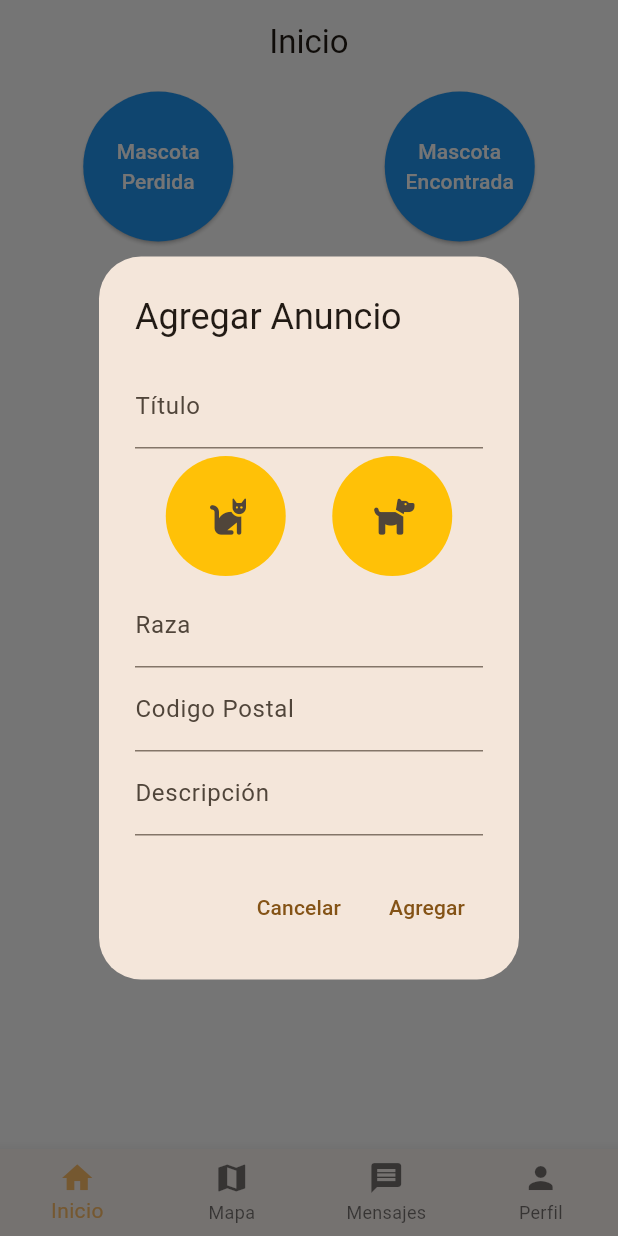
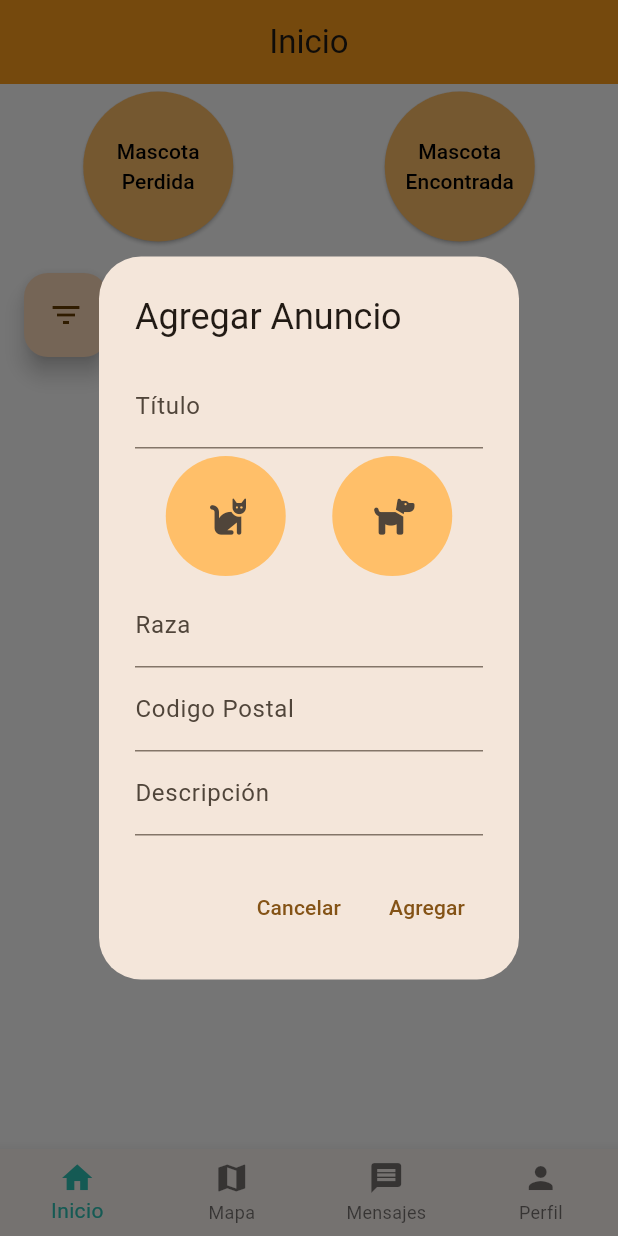
Before and after one commit to melina-r/PerdidosYA, a Flutter app: the screen it shows after launch, after a tap on "Iniciar Sesion", after a tap on "Mascota Perdida", on a phone screen of 412 x 824 dp. Run offline on Flutter 3.47's test engine with Material 3 defaults, Android fonts, the phone set to English and light mode, and no system bars; our stand-ins replace cloud_firestore, firebase_core, font_awesome_flutter, image_picker; accounts and stored records are empty.

Commit message:
ahora se ven las dos bases de datos

```diff
--- a/lib/inicio.dart
+++ b/lib/inicio.dart
@@ -19,7 +19,11 @@ class Inicio extends StatefulWidget {
 class _InicioState extends State<Inicio> {
   int _selectedIndex = 0;
   final int perdido = 0;
-  final int encontrado = 0;
+  final int encontrado = 1;
+  final bool mostrarBasePerdidos = true;
+  final bool mostrarBaseEncontrados = true;
+  final String baseMostrada = "Mascotas perdidas";
+  final String queryLista = "";
 
   void _onItemTapped(int index) {
   if (index == 4) { // "Perfil"
@@ -37,10 +41,13 @@ class _InicioState extends State<Inicio> {
 
   void _agregarAnuncio(String titulo, String descripcion, String zona, String especie, String raza, int tipoAnuncio) {
     String tablaBaseDeDatos = '';
-    if(tipoAnuncio == this.perdido){
+    if(tipoAnuncio == perdido){
         tablaBaseDeDatos = 'Mascotas perdidas';
     }
-    else if(tipoAnuncio == this.encontrado){
+    else if(tipoAnuncio == encontrado){
+      ScaffoldMessenger.of(context).showSnackBar(
+                  SnackBar(content: Text('Agrgando a encontrados')),
+                );
       tablaBaseDeDatos = 'Mascotas encontradas';
     }
     FirebaseFirestore.instance.collection(tablaBaseDeDatos).add({
@@ -104,10 +111,10 @@ class _InicioState extends State<Inicio> {
                               });
                             },
                             style: IconButton.styleFrom(
-                              backgroundColor: botonGatoPresionado?Colors.blue:Colors.amber
+                              backgroundColor: botonGatoPresionado?colorPrincipalDos:colorSecundarioUno
                             ),
-                            splashColor: Colors.red.withOpacity(0.5),
-                            highlightColor: Colors.red.withOpacity(0.3),
+                            splashColor: colorTerciario.withOpacity(0.5),
+                            highlightColor: colorTerciario.withOpacity(0.3),
                           ),
                         ),
                         Container(
@@ -123,11 +130,11 @@ class _InicioState extends State<Inicio> {
                               });
                             },
                             style: IconButton.styleFrom(
-                              backgroundColor: botonPerroPresionado?Colors.blue:Colors.amber
+                              backgroundColor: botonPerroPresionado?colorPrincipalDos:colorSecundarioUno
                             ),
 
-                            splashColor: Colors.red.withOpacity(0.5),
-                            highlightColor: Colors.red.withOpacity(0.3),
+                            splashColor: colorTerciario.withOpacity(0.5),
+                            highlightColor: colorTerciario.withOpacity(0.3),
                           ),
                         ),
                       ],
@@ -209,6 +216,7 @@ void _mostrarAnuncio(String titulo, String descripcion, String zona, String espe
       context: context,
       builder: (BuildContext context) {
         return AlertDialog(
+          backgroundColor: colorTerciario,
           title: Center(child: Text(titulo),),
           content:anuncioShowAlert(titulo, descripcion, zona, especie, raza),
           actions: [
@@ -230,14 +238,135 @@ void _mostrarAnuncio(String titulo, String descripcion, String zona, String espe
     );
   }
 
+ void _mostrarFiltros() {
 
+    showDialog(
+      context: context,
+      builder: (BuildContext context) {
+        return AlertDialog(
+          backgroundColor: colorTerciario,
+          title: Center(child: Text('hola'),),
+          content:Center(child: Text('hola'),),
+          actions: [
+            TextButton(
+              onPressed: () {
+                Navigator.of(context).pop();
+              },
+              child: const Text('Cancelar'),
+            ),
+            TextButton(
+              onPressed: () {
+                Navigator.of(context).pop();
+              },
+              child: const Text('Mandar Mensaje'),
+            ),
+          ],
+        );
+      },
+    );
+  }
+
+
+Widget listasCombinadas() {
+    return StreamBuilder<QuerySnapshot>(
+      stream: FirebaseFirestore.instance
+          .collection('Mascotas perdidas')
+          .orderBy('timestamp', descending: true)
+          .snapshots(),
+      builder: (context, lostSnapshot) {
+        if (!lostSnapshot.hasData) {
+          return Center(child: CircularProgressIndicator()); // **Retorno de cargador mientras no hay datos**
+        }
+
+        return StreamBuilder<QuerySnapshot>(
+          stream: FirebaseFirestore.instance
+              .collection('Mascotas encontradas')
+              .orderBy('timestamp', descending: true)
+              .snapshots(),
+          builder: (context, foundSnapshot) {
+            if (!foundSnapshot.hasData) {
+              return Center(child: CircularProgressIndicator()); // **Retorno de cargador mientras no hay datos**
+            }
+            List<QueryDocumentSnapshot<Object?>>  lostAlerts = [];
+            List<QueryDocumentSnapshot<Object?>> foundAlerts = [];
+            if(mostrarBasePerdidos){
+              lostAlerts = lostSnapshot.data!.docs;
+            }
+            if(mostrarBaseEncontrados){
+              foundAlerts = foundSnapshot.data!.docs;
+            }
+
+            List<Widget> combinedAlerts = [];
+
+            // Agregar mascotas perdidas
+            for (var alert in lostAlerts) {
+              final alertData = alert.data() as Map<String, dynamic>;
+              final titulo = alertData['titulo'];
+              final descripcion = alertData['descripcion'];
+              final raza = alertData['raza'];
+              final especie = alertData['especie'];
+              final zona = alertData['Zona'];
+              final user = alertData['user'];
+
+              combinedAlerts.add(
+                Padding(
+                  padding: const EdgeInsets.all(8.0),
+                  child: Card(
+                    child: ListTile(
+                      title: Text(user, style: TextStyle(fontWeight: FontWeight.bold)),
+                      subtitle: Text(titulo),
+                      onTap: (){
+                        _mostrarAnuncio('$titulo', '$descripcion', '$zona', '$especie', '$raza' );},
+                    ),
+                  ),
+                ),
+              );
+            }
+
+            // Agregar mascotas encontradas
+            for (var alert in foundAlerts) {
+              final alertData = alert.data() as Map<String, dynamic>;
+              final titulo = alertData['titulo'];
+              final descripcion = alertData['descripcion'];
+              final raza = alertData['raza'];
+              final especie = alertData['especie'];
+              final zona = alertData['Zona'];
+              final user = alertData['user'];
+
+              combinedAlerts.add(
+                Padding(
+                  padding: const EdgeInsets.all(8.0),
+                  child: Card(
+                    child: ListTile(
+                      title: Text(user, style: TextStyle(fontWeight: FontWeight.bold)),
+                      subtitle: Text(titulo),
+                      onTap: (){
+
+                        _mostrarAnuncio('$titulo', '$descripcion', '$zona', '$especie', '$raza' );},
+                    ),
+                  ),
+                ),
+              );
+            }
+            return ListView(children: combinedAlerts); // **Retorno de la lista combinada**
+          },
+        );
+      },
+    );
+  }
+
+
+
+Expanded listasFiltradas(){
+      return Expanded(child: listasCombinadas());
+}
 
 
   @override
   Widget build(BuildContext context) {
     return Scaffold(
       appBar: AppBar(
-        backgroundColor: colorTerciario,
+        backgroundColor: colorPrincipalUno ,
         title: Center(child: Text('Inicio'),),
         automaticallyImplyLeading: false,
       ),
@@ -263,8 +392,8 @@ void _mostrarAnuncio(String titulo, String descripcion, String zona, String espe
                     },
                     child: Text('Mascota Perdida', textAlign: TextAlign.center),// Texto del botón
                     style: ElevatedButton.styleFrom(
-                      backgroundColor: Colors.blue, // Color de fondo
-                      foregroundColor: Colors.white, // Color del texto
+                      backgroundColor: colorSecundarioUno, // Color de fondo
+                      foregroundColor: Colors.black, // Color del texto
                       shape: CircleBorder(),
                     ),
                   ),
@@ -278,8 +407,8 @@ void _mostrarAnuncio(String titulo, String descripcion, String zona, String espe
                     },
                     child: Text('Mascota Encontrada', textAlign: TextAlign.center,),// Texto del botón
                     style: ElevatedButton.styleFrom(
-                      backgroundColor: Colors.blue, // Color de fondo
-                      foregroundColor: Colors.white, // Color del texto
+                      backgroundColor: colorSecundarioUno, // Color de fondo
+                      foregroundColor: Colors.black, // Color del texto
                       shape: CircleBorder(),
                     ),
                   ),
@@ -288,50 +417,19 @@ void _mostrarAnuncio(String titulo, String descripcion, String zona, String espe
             ),
           ),
         ),
-          Expanded(child: StreamBuilder<QuerySnapshot>(
-            stream: FirebaseFirestore.instance
-                .collection('Mascotas perdidas')
-                .orderBy('timestamp', descending: true)
-                .snapshots(),
-            builder: (context, snapshot) {
-              if (!snapshot.hasData) {
-                return Center(child: CircularProgressIndicator());
-              }
-
-              final alerts = snapshot.data!.docs;
-
-              List<Widget> alertWidgets = [];
-              for (var alert in alerts) {
-                final alertData = alert.data() as Map<String, dynamic>;
-                final titulo = alertData['titulo'];
-                final descripcion = alertData['descripcion'];
-                final raza = alertData['raza'];
-                final especie = alertData['especie'];
-                final zona = alertData['Zona'];
-                final user = alertData['user'];
-
-
-                final alertWidget = Padding(
-                  padding: const EdgeInsets.all(8.0),
-                  child: Card(
-                    child: ListTile(
-                      title: Text('$user: $titulo', style: TextStyle(fontWeight: FontWeight.bold)),
-                      onTap: (){
-
-                        _mostrarAnuncio('$titulo', '$descripcion', '$zona', '$especie', '$raza' );},
-                    ),
-                  ),
-                );
-
-                alertWidgets.add(alertWidget);
-              }
-
-              return ListView(
-                children: alertWidgets,
-              );
-            },
-          ),
+        Align(
+            alignment: Alignment.bottomLeft, // Alinea el botón a la izquierda
+            child: Padding(
+              padding: const EdgeInsets.all(16.0),
+              child: FloatingActionButton(
+                onPressed: () {
+                _mostrarFiltros();
+              },
+            child: Icon(Icons.filter_list),
+            ),
+          )
         ),
+        listasFiltradas(),//ACA VA LISTA FILTRADA
       ]
       ),
        bottomNavigationBar: BottomNavigationBar(
@@ -355,7 +453,7 @@ void _mostrarAnuncio(String titulo, String descripcion, String zona, String espe
           ),
         ],
         currentIndex: _selectedIndex,
-        selectedItemColor: colorSecundarioUno,
+        selectedItemColor: colorPrincipalDos,
         onTap: _onItemTapped,
       ),
     );
```
